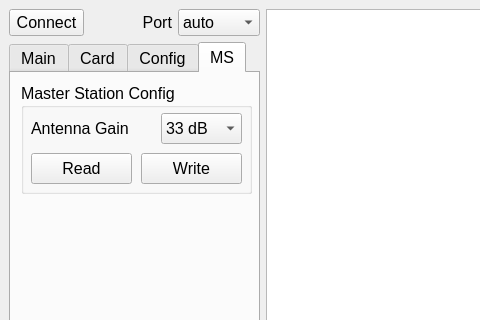
Before: the Qt Designer form design.ui in sportiduino/SportiduinoPQ, drawn with Qt 5; both pictures show x 0 to 480 and y 0 to 320 of the 703 by 703 pixel window.
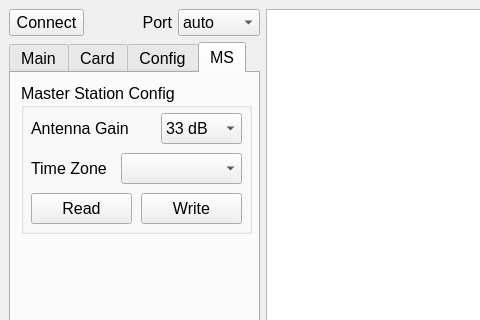
After: the same form once the commit is applied. The open tabs and pages were chosen to show the change.

The edit to the form file:
```diff
--- a/design.ui
+++ b/design.ui
@@ -1194,7 +1194,7 @@
               <x>10</x>
               <y>10</y>
               <width>231</width>
-              <height>111</height>
+              <height>151</height>
              </rect>
             </property>
             <property name="title">
@@ -1263,7 +1263,7 @@
              <property name="geometry">
               <rect>
                <x>10</x>
-               <y>70</y>
+               <y>110</y>
                <width>101</width>
                <height>31</height>
               </rect>
@@ -1279,7 +1279,7 @@
              <property name="geometry">
               <rect>
                <x>120</x>
-               <y>70</y>
+               <y>110</y>
                <width>101</width>
                <height>31</height>
               </rect>
@@ -1291,6 +1291,35 @@
               <string>Write</string>
              </property>
             </widget>
+            <widget class="QLabel" name="label_13">
+             <property name="geometry">
+              <rect>
+               <x>10</x>
+               <y>70</y>
+               <width>91</width>
+               <height>31</height>
+              </rect>
+             </property>
+             <property name="text">
+              <string>Time Zone</string>
+             </property>
+            </widget>
+            <widget class="QComboBox" name="cbTimeZone">
+             <property name="geometry">
+              <rect>
+               <x>100</x>
+               <y>70</y>
+               <width>121</width>
+               <height>31</height>
+              </rect>
+             </property>
+             <property name="editable">
+              <bool>false</bool>
+             </property>
+             <property name="currentIndex">
+              <number>-1</number>
+             </property>
+            </widget>
            </widget>
           </widget>
          </widget>
```
Left out of the diff: 3 changed lines with no effect on the pictures.
